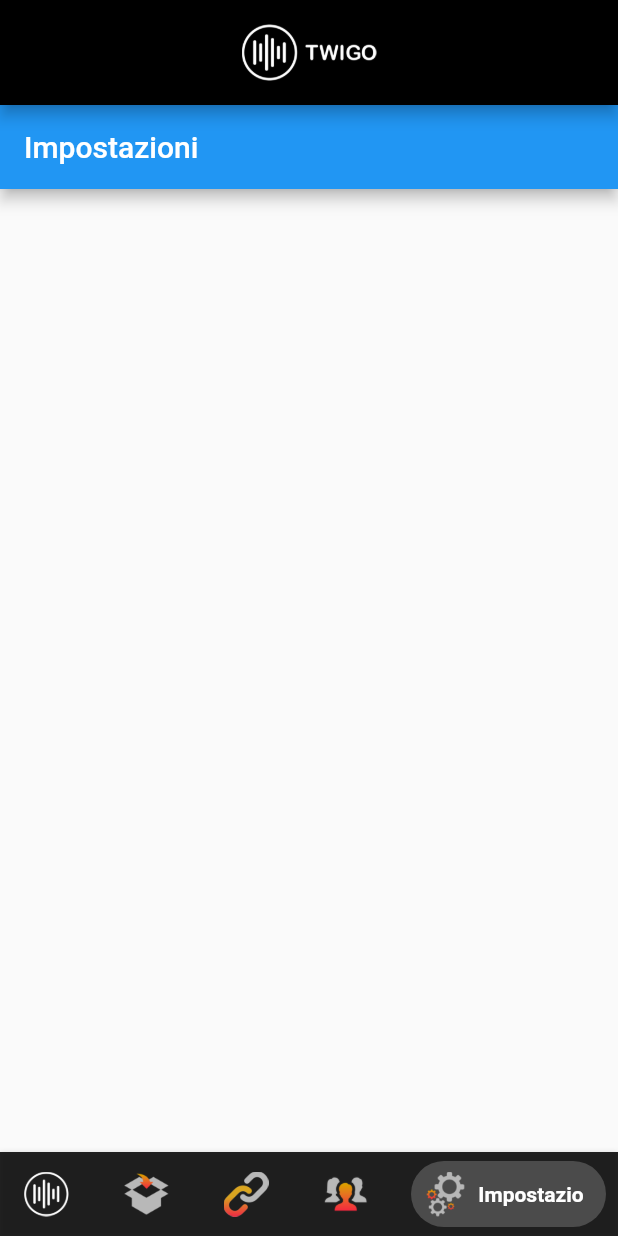
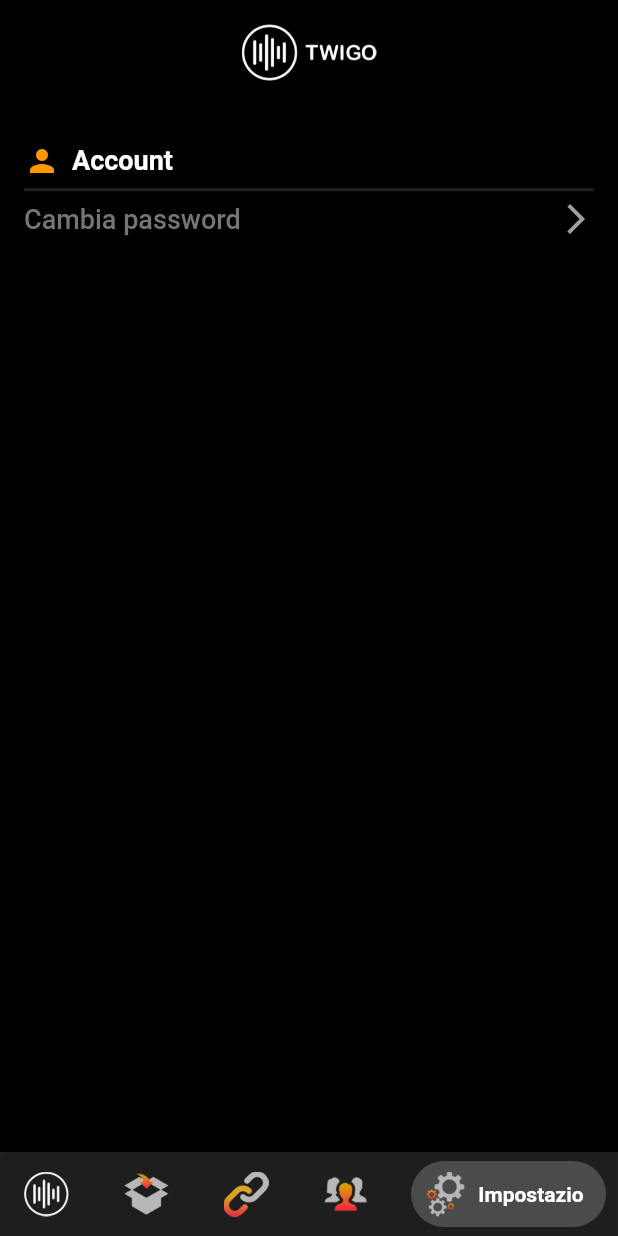
Before and after one commit to cdelprete21/twigo, a Flutter app: the screen it shows after launch, item 5 of the bottom bar chosen, on a phone screen of 412 x 824 dp. Run offline on Flutter 3.47's test engine with Material 2 defaults, Android fonts, the light colour scheme and no system bars; drawn by our look-alikes of bottom_navy_bar.

Commit message:
settings page inizio

```diff
--- a/lib/UI/pagine/Impostazioni.dart
+++ b/lib/UI/pagine/Impostazioni.dart
@@ -10,9 +10,77 @@
 class _ImpostazioniState extends State<Impostazioni> {
   @override
   Widget build(BuildContext context) {
-    return Scaffold(
-      appBar: AppBar(
-        title: const Text('Impostazioni'),
+    return Container(
+      color: Colors.black,
+      padding: EdgeInsets.only(left: 16, top: 25, right: 16),
+      child: ListView(
+        children: [
+          Row(
+            children: [
+              Icon(
+                Icons.person,
+                color: Colors.orange,
+              ),
+              SizedBox(width: 8,),
+              Text(
+                "Account",
+                style: TextStyle(
+                  color: Colors.white,
+                  fontSize: 18,
+                  fontWeight: FontWeight.bold,
+                ),
+              ),
+            ],
+          ),
+          Divider(
+            color: Colors.grey[900],
+            height: 15,
+            thickness: 2,
+          ),
+          GestureDetector(
+            onTap: (){
+              showDialog(
+                context: context, builder: (BuildContext context) {
+                  return AlertDialog(
+                    title: Text("Cambia password"),
+                    content: Column(
+                      mainAxisSize: MainAxisSize.min,
+                      children: [
+                        Text("Option 1"),
+                        Text("Option 2"),
+                        Text("Option 3"),
+                      ],
+                    ),
+                    actions: [
+                      FlatButton(
+                        onPressed: (){
+                          Navigator.of(context).pop();
+                        },
+                        child: Text("Close"),
+                      ),
+                    ],
+                  );
+                });
+            },
+            child: Row(
+              mainAxisAlignment: MainAxisAlignment.spaceBetween,
+              children: [
+                Text(
+                  "Cambia password",
+                  style: TextStyle(
+                    fontSize: 18,
+                    fontWeight: FontWeight.w500,
+                    color: Colors.grey[600],
+                  ),
+                ),
+                Icon(
+                  Icons.arrow_forward_ios,
+                  color: Colors.grey,
+                ),
+              ],
+            ),
+          ),
+        ],
       ),
     );
   }
```
